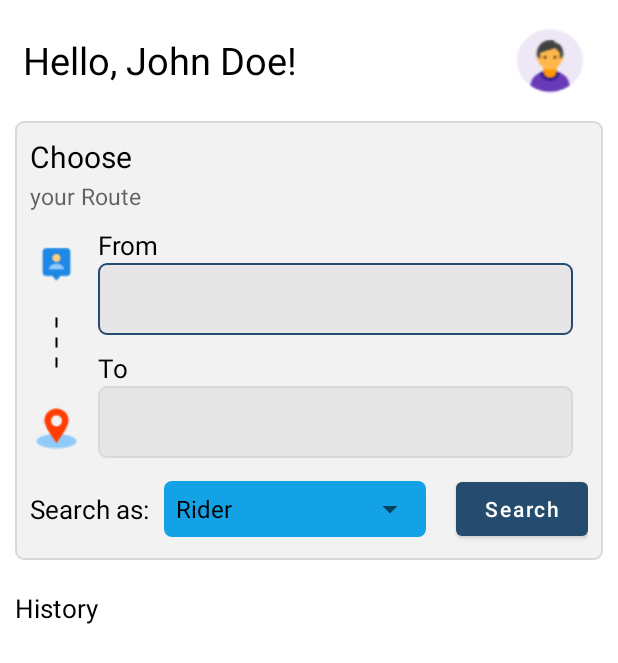
After one commit to vp2305/RideX, an Android app: the fragment HomePageFragment shown on its own in the app's theme, on a phone screen of 412 x 824 dp. The commit adds this screen. Shown: the top 663 px of the screen. Run offline under Robolectric (Android 15) with nearby library versions, the phone set to English and light mode, and no system bars; libraries missing offline, so code that uses them is left out: io.realm, io.realm.mongodb; 6 statements that could not run were skipped.

Commit message:
adding first fragment

```diff
--- /dev/null
+++ b/app/src/main/java/com/example/ridex/HomePageFragment.java
@@ -0,0 +1,164 @@
+package com.example.ridex;
+
+import android.content.Intent;
+import android.os.Bundle;
+
+import androidx.annotation.NonNull;
+import androidx.fragment.app.Fragment;
+
+import android.util.Log;
+import android.view.LayoutInflater;
+import android.view.View;
+import android.view.ViewGroup;
+import android.widget.ImageButton;
+import android.widget.TextView;
+import android.widget.Toast;
+
+import com.example.ridex.models.user;
+
+import java.util.Objects;
+
+import io.realm.Realm;
+import io.realm.RealmObjectChangeListener;
+import io.realm.mongodb.App;
+import io.realm.mongodb.AppConfiguration;
+import io.realm.mongodb.sync.MutableSubscriptionSet;
+import io.realm.mongodb.sync.Subscription;
+import io.realm.mongodb.sync.SyncConfiguration;
+
+/**
+ * A simple {@link Fragment} subclass.
+ * Use the {@link HomePageFragment#newInstance} factory method to
+ * create an instance of this fragment.
+ */
+public class HomePageFragment extends Fragment {
+
+    // TODO: Rename parameter arguments, choose names that match
+    // the fragment initialization parameters, e.g. ARG_ITEM_NUMBER
+    private static final String ARG_PARAM1 = "param1";
+    private static final String ARG_PARAM2 = "param2";
+    private final static String ACTIVITY_NAME = "HomePageFragment";
+    TextView greetingText;
+    user currUserInfo;
+    ImageButton profileBtn;
+    RealmObjectChangeListener<user> userListener;
+
+    // TODO: Rename and change types of parameters
+    private String mParam1;
+    private String mParam2;
+
+    public HomePageFragment() {
+        // Required empty public constructor
+    }
+
+    /**
+     * Use this factory method to create a new instance of
+     * this fragment using the provided parameters.
+     *
+     * @param param1 Parameter 1.
+     * @param param2 Parameter 2.
+     * @return A new instance of fragment HomePageFragment.
+     */
+    // TODO: Rename and change types and number of parameters
+    public static HomePageFragment newInstance(String param1, String param2) {
+        HomePageFragment fragment = new HomePageFragment();
+        Bundle args = new Bundle();
+        args.putString(ARG_PARAM1, param1);
+        args.putString(ARG_PARAM2, param2);
+        fragment.setArguments(args);
+        return fragment;
+    }
+
+    @Override
+    public void onCreate(Bundle savedInstanceState) {
+        super.onCreate(savedInstanceState);
+        if (getArguments() != null) {
+            mParam1 = getArguments().getString(ARG_PARAM1);
+            mParam2 = getArguments().getString(ARG_PARAM2);
+        }
+
+        App app = new App(new AppConfiguration.Builder(MongoDb.appId).build());
+        SyncConfiguration configuration =
+                new SyncConfiguration.Builder(Objects.requireNonNull(app.currentUser()))
+                        .initialSubscriptions(new SyncConfiguration.InitialFlexibleSyncSubscriptions() {
+                            @Override
+                            public void configure(@NonNull Realm realm,
+                                                  @NonNull MutableSubscriptionSet subscriptions) {
+                                // Add a subscription with a name
+                                subscriptions.addOrUpdate(Subscription.create("userQuery",
+                                        realm.where(user.class)
+                                                .equalTo("uid", app.currentUser().getId())
+                                ));
+                            }
+                        })
+                        .build();
+
+        Realm realm = Realm.getInstance(configuration);
+
+
+
+        currUserInfo = realm.where(user.class)
+                .equalTo("uid", app.currentUser().getId()).findFirst();
+
+        currUserInfo.addChangeListener(userListener);
+
+//        // Get all the field
+//        greetingText = findViewById(R.id.greeting_text);
+//        profileBtn = findViewById(R.id.home_page_profile_btn);
+//        // End of all the field collection
+//
+//        profileBtn.setOnClickListener(new View.OnClickListener() {
+//            @Override
+//            public void onClick(View v) {
+//                //Intent intent = new Intent(HomePageActivity.this,
+//                        //AccountActivity.class);
+//                //startActivity(intent);
+//            }
+//        });
+
+
+    }
+
+    @Override
+    public View onCreateView(LayoutInflater inflater, ViewGroup container,
+                             Bundle savedInstanceState) {
+
+
+        userListener = (changedUser, changeSet) -> {
+            if (changeSet.isDeleted()){
+                Log.i(ACTIVITY_NAME, "User is deleted!");
+                Toast.makeText(getApplicationContext(),
+                        "There is seems to be some problem with your account!",
+                        Toast.LENGTH_SHORT).show();
+                app.currentUser().logOutAsync(result -> {
+                    if (result.isSuccess()){
+                        Intent intent = new Intent(HomePageActivity.this,
+                                LoginActivity.class);
+                        startActivity(intent);
+                    }
+                });
+            }
+
+            for (String fieldName : changeSet.getChangedFields()){
+                Log.i(ACTIVITY_NAME, "Field '" + fieldName + "' changed.");
+                switch (fieldName) {
+                    case "lastName":
+                    case "firstName":
+                        greetingText.setText(String.format("Hello, %s %s",
+                                currUserInfo.getFirstName(), currUserInfo.getLastName()));
+                        break;
+                    case "email":
+                        Log.i(ACTIVITY_NAME, "Email is changed!");
+                        break;
+                    default:
+                        break;
+                }
+            }
+        };
+
+
+
+        // Inflate the layout for this fragment
+        return inflater.inflate(R.layout.fragment_home_page, container, false);
+    }
+}
--- /dev/null
+++ b/app/src/main/res/layout/fragment_home_page.xml
@@ -0,0 +1,217 @@
+<?xml version="1.0" encoding="utf-8"?>
+<FrameLayout xmlns:android="http://schemas.android.com/apk/res/android"
+    xmlns:tools="http://schemas.android.com/tools"
+    android:layout_width="match_parent"
+    android:layout_height="match_parent"
+    tools:context=".HomePageFragment">
+
+    <!-- TODO: Update blank fragment layout -->
+    <ScrollView
+        xmlns:app="http://schemas.android.com/apk/res-auto"
+        android:layout_width="match_parent"
+        android:layout_height="match_parent"
+        android:paddingLeft="10dp"
+        android:paddingRight="10dp"
+        android:background="@color/white"
+        >
+        <LinearLayout
+            android:layout_width="match_parent"
+            android:layout_height="wrap_content"
+            android:orientation="vertical">
+
+            <LinearLayout
+                android:layout_width="match_parent"
+                android:layout_height="wrap_content"
+                android:orientation="horizontal"
+                android:layout_marginTop="10dp"
+                android:paddingLeft="5dp"
+                android:paddingRight="5dp"
+                android:paddingTop="5dp"
+                android:paddingBottom="5dp"
+                >
+                <TextView
+                    android:id="@+id/greeting_text"
+                    android:layout_width="wrap_content"
+                    android:layout_height="match_parent"
+                    android:gravity="center_vertical"
+                    android:textSize="25sp"
+                    android:text="Hello, John Doe!"
+                    android:layout_weight="1"
+                    tools:layout_editor_absoluteX="24dp"
+                    tools:layout_editor_absoluteY="25dp"
+                    />
+
+                <ImageButton
+                    android:id="@+id/home_page_profile_btn"
+                    android:src="@drawable/male_user_formatter"
+                    android:foreground="?attr/selectableItemBackgroundBorderless"
+                    android:background="@drawable/transparent_drawable"
+                    android:layout_width="wrap_content"
+                    android:layout_height="wrap_content"
+                    />
+            </LinearLayout>
+
+            <LinearLayout
+                android:layout_width="match_parent"
+                android:layout_height="wrap_content"
+                android:orientation="vertical"
+                android:layout_marginTop="10dp"
+                android:padding="10dp"
+                android:background="@drawable/rounded_edit_text"
+                >
+
+                <TextView
+                    android:layout_width="wrap_content"
+                    android:layout_height="match_parent"
+                    android:text="@string/choose"
+                    android:textSize="20sp"
+                    />
+
+                <TextView
+                    android:layout_width="wrap_content"
+                    android:layout_height="match_parent"
+                    android:text="@string/your_route"
+                    android:textSize="15sp"
+                    android:textColor="#99000000"
+                    android:layout_marginTop="2dp"/>
+
+                <LinearLayout
+                    android:layout_width="match_parent"
+                    android:layout_height="wrap_content"
+                    android:layout_marginTop="10dp"
+                    android:orientation="horizontal">
+
+                    <LinearLayout
+                        android:layout_width="wrap_content"
+                        android:layout_height="match_parent"
+                        android:orientation="vertical">
+
+                        <!--                This is for the two icons from and to icons-->
+
+                        <ImageView
+                            android:id="@+id/pickup_image_view"
+                            android:layout_width="match_parent"
+                            android:layout_height="wrap_content"
+                            app:srcCompat="@drawable/user_location"
+                            android:paddingTop="10dp"/>
+
+                        <ImageView
+                            android:layout_width="match_parent"
+                            android:layout_height="match_parent"
+                            android:layout_weight="1"
+                            android:rotation="90"
+                            android:src="@drawable/dotted" />
+
+                        <ImageView
+                            android:id="@+id/destination_image_view"
+                            android:layout_width="match_parent"
+                            android:layout_height="wrap_content"
+                            app:srcCompat="@drawable/place_marker" />
+                    </LinearLayout>
+                    <LinearLayout
+                        android:layout_width="wrap_content"
+                        android:layout_height="wrap_content"
+                        android:orientation="vertical"
+                        android:layout_weight="1"
+                        android:layout_marginLeft="10dp"
+                        android:paddingRight="10dp">
+
+                        <!--                This is for the from and to destinations-->
+                        <TextView
+                            android:id="@+id/from_text_view"
+                            android:layout_width="match_parent"
+                            android:layout_height="wrap_content"
+                            android:textSize="17sp"
+                            android:text="@string/from_text" />
+
+                        <EditText
+                            android:id="@+id/from_edit_text"
+                            android:layout_width="match_parent"
+                            android:layout_height="48dp"
+                            android:ems="10"
+                            android:inputType="textPersonName"
+                            android:paddingStart="10dp"
+                            android:paddingEnd="10dp"
+                            android:background="@drawable/input_text_select"/>
+
+                        <TextView
+                            android:id="@+id/to_text_view"
+                            android:layout_width="match_parent"
+                            android:layout_height="wrap_content"
+                            android:layout_marginTop="10dp"
+                            android:textSize="17sp"
+                            android:text="@string/to_text" />
+
+                        <EditText
+                            android:id="@+id/to_edit_text"
+                            android:layout_width="match_parent"
+                            android:layout_height="48dp"
+                            android:ems="10"
+                            android:paddingStart="10dp"
+                            android:paddingEnd="10dp"
+                            android:inputType="textPersonName"
+                            android:background="@drawable/input_text_select"/>
+                    </LinearLayout>
+                </LinearLayout>
+                <LinearLayout
+                    android:layout_width="match_parent"
+                    android:layout_height="wrap_content"
+                    android:orientation="horizontal"
+                    android:layout_gravity="center"
+                    android:layout_marginTop="10dp">
+                    <TextView
+                        android:id="@+id/textView4"
+                        android:layout_width="wrap_content"
+                        android:layout_height="match_parent"
+                        android:gravity="center"
+                        android:text="@string/search_text"
+                        android:textSize="17sp"
+                        android:layout_marginRight="10dp"
+                        />
+
+                    <FrameLayout
+                        android:layout_width="match_parent"
+                        android:layout_height="match_parent"
+                        android:background="@drawable/spinner_background"
+                        android:layout_weight="1"
+                        android:layout_marginTop="5dp"
+                        android:layout_marginBottom="5dp"
+                        android:layout_marginRight="20dp">
+                        <Spinner
+                            android:id="@+id/dropdown_option"
+                            android:layout_width="match_parent"
+                            android:layout_height="match_parent"
+                            android:popupBackground="@color/white"
+                            android:layout_weight="1"
+                            android:entries="@array/searchUserDropdown"
+                            />
+                    </FrameLayout>
+
+                    <Button
+                        android:id="@+id/search_btn"
+                        android:layout_width="wrap_content"
+                        android:layout_height="match_parent"
+                        android:text="Search"
+                        android:textColor="@color/white"
+                        android:textAllCaps="false"/>
+
+                </LinearLayout>
+            </LinearLayout>
+
+            <TextView
+                android:layout_width="match_parent"
+                android:layout_height="wrap_content"
+                android:text="History"
+                android:textSize="17sp"
+                android:layout_marginTop="20dp"
+                >
+            </TextView>
+
+            <ListView
+                android:layout_width="match_parent"
+                android:layout_height="wrap_content">
+            </ListView>
+        </LinearLayout>
+    </ScrollView>
+
+</FrameLayout>
--- a/app/src/main/res/values/strings.xml
+++ b/app/src/main/res/values/strings.xml
@@ -20,4 +20,6 @@
     <string name="profile_picture_description">Make sure to include your face in order to verify the profile.</string>
     <string name="upload_existing_image">Upload existing image:</string>
     <string name="profile_previewPicture_text">Preview of the profile picture:</string>
+    <!-- TODO: Remove or change this placeholder text -->
+    <string name="hello_blank_fragment">Hello blank fragment</string>
 </resources>
```
